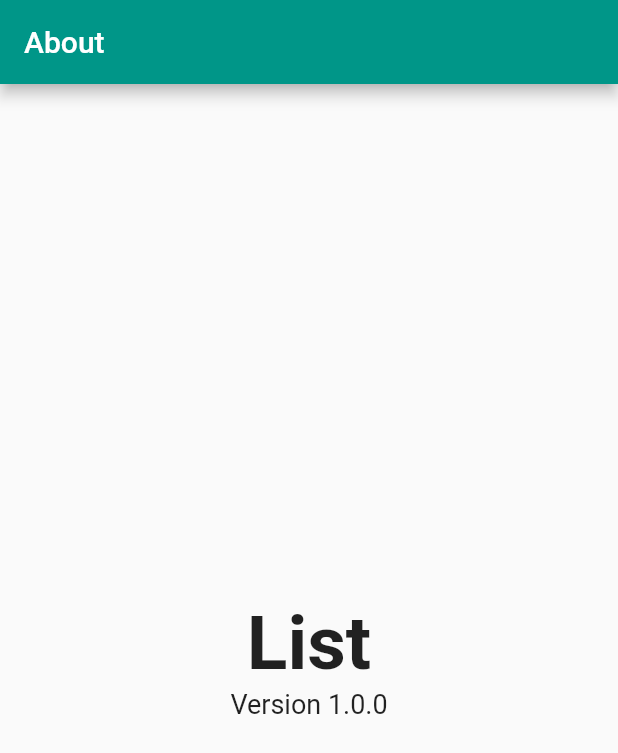
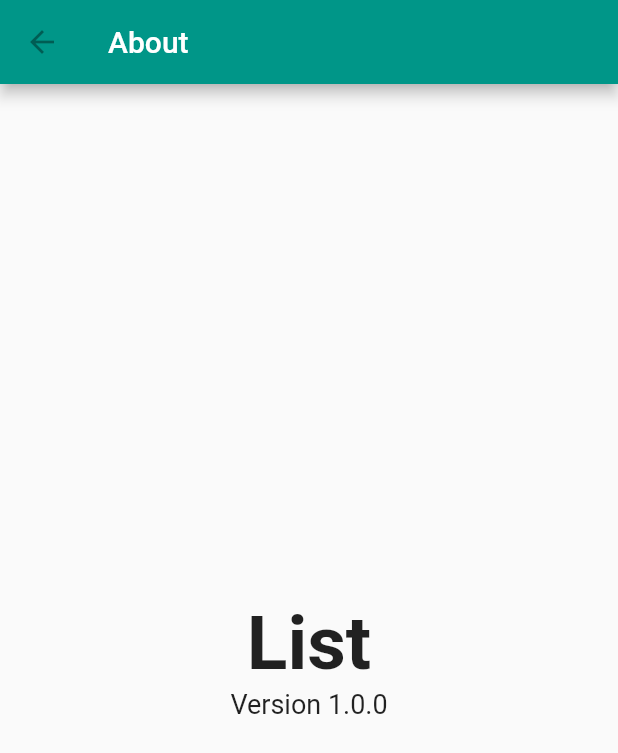
Before and after one commit to cyliong/list-module, a Flutter app: the screen it shows after launch, on a phone screen of 412 x 824 dp. Shown: the top 753 px of the screen. Run offline on Flutter 3.47's test engine with Material 2 defaults, Android fonts, the phone set to English and light mode, and no system bars.

Commit message:
Add the back button to the app bar

```diff
--- a/lib/page/about_page.dart
+++ b/lib/page/about_page.dart
@@ -14,6 +14,10 @@ class _AboutPageState extends State<AboutPage> {
       appBar: Platform.isIOS
           ? null
           : AppBar(
+              leading: IconButton(
+                icon: Icon(Icons.arrow_back),
+                onPressed: null,
+              ),
               title: const Text('About'),
             ),
       body: Center(
```
